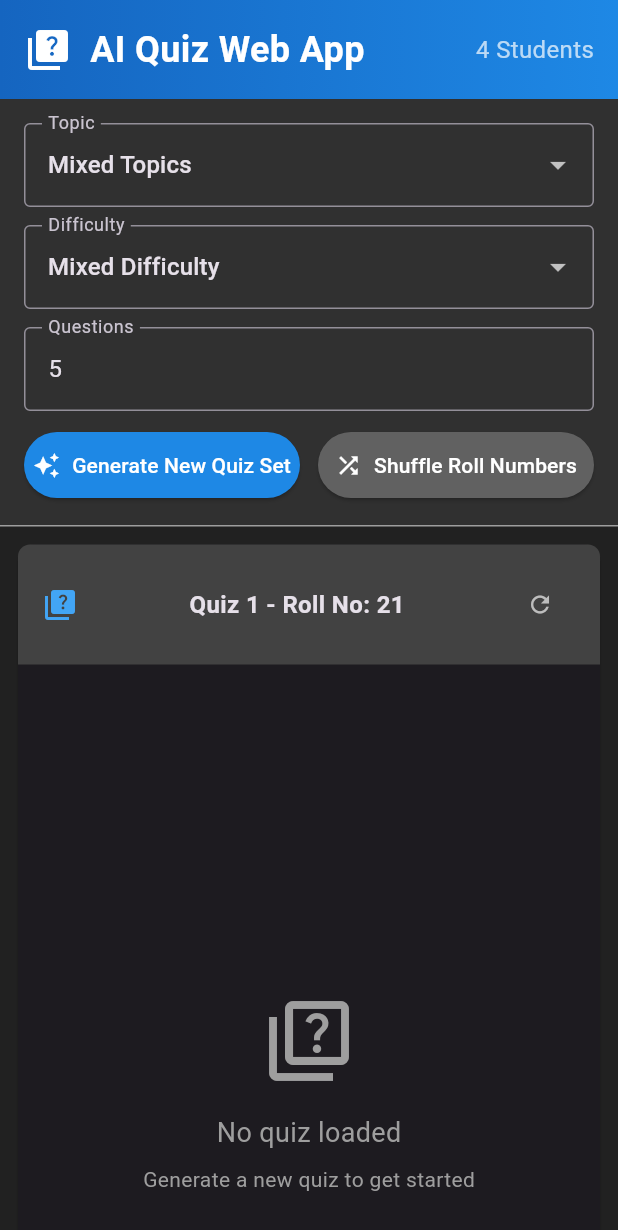
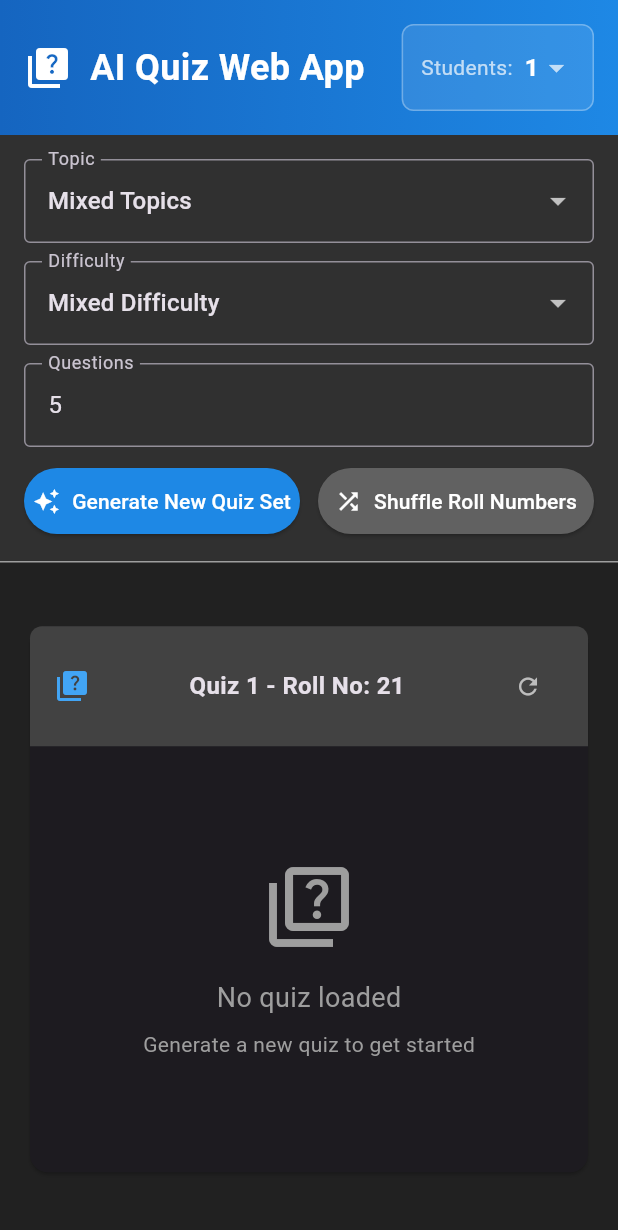
Before and after one commit to flutter-org20/flutter_quiz_web_ide, a Flutter app: the screen it shows after launch, after a tap on "Shuffle Roll Numbers", on a phone screen of 412 x 824 dp. Shown: the top 1230 px of the screen. Run offline on Flutter 3.47's test engine with Material 3 defaults, Android fonts, the phone set to English and light mode, and no system bars; our stand-ins replace shared_preferences; missing offline and left inert: dart:html, dart:js_interop.

Commit message:
Dynamic Number of Students (1-4) functionality added

```diff
--- a/lib/quiz_screen.dart
+++ b/lib/quiz_screen.dart
@@ -19,7 +19,7 @@ class _QuizScreenState extends State<QuizScreen> {
   final Map<int, bool> _isGeneratingQuiz = {};
 
   // Student management
-  int numberOfStudents = 4;
+  int numberOfStudents = 1; // Default to 1 student
   final Map<int, int> _rollNumbers = {};
   final Set<int> _usedRollNumbers = {};
   final math.Random _random = math.Random();
@@ -41,10 +41,23 @@ class _QuizScreenState extends State<QuizScreen> {
   }
 
   void _assignRollNumbers() {
+    // Preserve existing roll numbers if they exist
+    final existingRollNumbers = Map<int, int>.from(_rollNumbers);
+
     _rollNumbers.clear();
     _usedRollNumbers.clear();
 
+    // First, restore existing roll numbers for students that still exist
     for (int i = 1; i <= numberOfStudents; i++) {
+      if (existingRollNumbers.containsKey(i)) {
+        _rollNumbers[i] = existingRollNumbers[i]!;
+        _usedRollNumbers.add(existingRollNumbers[i]!);
+      }
+    }
+
+    // Then assign new roll numbers for any missing students
+    for (int i = 1; i <= numberOfStudents; i++) {
+      if (!_rollNumbers.containsKey(i)) {
         int rollNumber;
         do {
           rollNumber = _random.nextInt(40) + 1; // 1-40
@@ -52,6 +65,7 @@ class _QuizScreenState extends State<QuizScreen> {
 
         _rollNumbers[i] = rollNumber;
         _usedRollNumbers.add(rollNumber);
+      }
     }
   }
 
@@ -74,6 +88,31 @@ class _QuizScreenState extends State<QuizScreen> {
       // Update the roll number
       _rollNumbers[studentNumber] = newRollNumber;
       _usedRollNumbers.add(newRollNumber);
+    });
+  }
+
+  void _updateStudentCount(int newCount) {
+    setState(() {
+      final oldCount = numberOfStudents;
+      numberOfStudents = newCount;
+
+      // If increasing student count, add new students
+      if (newCount > oldCount) {
+        for (int i = oldCount + 1; i <= newCount; i++) {
+          _quizzes[i] = null;
+          _isGeneratingQuiz[i] = false;
+        }
+        _assignRollNumbers(); // Reassign to include new students
+      }
+      // If decreasing student count, clean up removed students
+      else if (newCount < oldCount) {
+        for (int i = newCount + 1; i <= oldCount; i++) {
+          _usedRollNumbers.remove(_rollNumbers[i]);
+          _rollNumbers.remove(i);
+          _quizzes.remove(i);
+          _isGeneratingQuiz.remove(i);
+        }
+      }
     });
   }
 
@@ -176,9 +215,52 @@ class _QuizScreenState extends State<QuizScreen> {
             ),
           ),
           const Spacer(),
-          Text(
-            '$numberOfStudents Students',
-            style: const TextStyle(color: Colors.white70, fontSize: 16),
+          // Student count selector
+          Container(
+            padding: const EdgeInsets.symmetric(horizontal: 12, vertical: 4),
+            decoration: BoxDecoration(
+              color: Colors.white.withOpacity(0.1),
+              borderRadius: BorderRadius.circular(8),
+              border: Border.all(color: Colors.white.withOpacity(0.3)),
+            ),
+            child: Row(
+              mainAxisSize: MainAxisSize.min,
+              children: [
+                const Text(
+                  'Students:',
+                  style: TextStyle(color: Colors.white70, fontSize: 14),
+                ),
+                const SizedBox(width: 8),
+                DropdownButton<int>(
+                  value: numberOfStudents,
+                  dropdownColor: Colors.grey[800],
+                  style: const TextStyle(color: Colors.white, fontSize: 16),
+                  underline: Container(),
+                  icon: const Icon(
+                    Icons.arrow_drop_down,
+                    color: Colors.white70,
+                  ),
+                  items:
+                      [1, 2, 3, 4].map((count) {
+                        return DropdownMenuItem<int>(
+                          value: count,
+                          child: Text(
+                            '$count',
+                            style: const TextStyle(
+                              color: Colors.white,
+                              fontWeight: FontWeight.bold,
+                            ),
+                          ),
+                        );
+                      }).toList(),
+                  onChanged: (value) {
+                    if (value != null) {
+                      _updateStudentCount(value);
+                    }
+                  },
+                ),
+              ],
+            ),
           ),
         ],
       ),
@@ -359,17 +441,42 @@ class _QuizScreenState extends State<QuizScreen> {
   Widget _buildQuizGrid() {
     return LayoutBuilder(
       builder: (context, constraints) {
-        // More responsive breakpoints
+        // Handle single student case with centered layout
+        if (numberOfStudents == 1) {
+          return AnimatedSwitcher(
+            duration: const Duration(milliseconds: 300),
+            child: Center(
+              key: ValueKey('single-student'),
+              child: Container(
+                constraints: BoxConstraints(
+                  maxWidth: 600,
+                  maxHeight: constraints.maxHeight * 0.9,
+                ),
+                padding: const EdgeInsets.all(16.0),
+                child: QuizPanel(
+                  rollNumber: _rollNumbers[1]!,
+                  panelNumber: 1,
+                  quiz: _quizzes[1],
+                  onQuizUpdated: (quiz) => _onQuizUpdated(1, quiz),
+                  isLoading: _isGeneratingQuiz[1] ?? false,
+                  onRollNumberRefresh: () => _refreshRollNumber(1),
+                ),
+              ),
+            ),
+          );
+        }
+
+        // Multiple students grid layout
         int crossAxisCount;
         double aspectRatio;
 
         if (constraints.maxWidth > 1400) {
           // Large desktop screens
-          crossAxisCount = 4;
+          crossAxisCount = numberOfStudents == 4 ? 4 : numberOfStudents;
           aspectRatio = 0.85;
         } else if (constraints.maxWidth > 1000) {
           // Medium desktop screens
-          crossAxisCount = 4;
+          crossAxisCount = numberOfStudents == 4 ? 4 : numberOfStudents;
           aspectRatio = 0.75;
         } else if (constraints.maxWidth > 700) {
           // Tablet landscape
@@ -385,7 +492,18 @@ class _QuizScreenState extends State<QuizScreen> {
           aspectRatio = 0.6;
         }
 
-        return GridView.builder(
+        return AnimatedSwitcher(
+          duration: const Duration(milliseconds: 400),
+          switchInCurve: Curves.easeInOut,
+          switchOutCurve: Curves.easeInOut,
+          transitionBuilder: (Widget child, Animation<double> animation) {
+            return FadeTransition(
+              opacity: animation,
+              child: ScaleTransition(scale: animation, child: child),
+            );
+          },
+          child: GridView.builder(
+            key: ValueKey('grid-$numberOfStudents'),
             padding: const EdgeInsets.all(8.0),
             gridDelegate: SliverGridDelegateWithFixedCrossAxisCount(
               crossAxisCount: crossAxisCount,
@@ -396,15 +514,20 @@ class _QuizScreenState extends State<QuizScreen> {
             itemCount: numberOfStudents,
             itemBuilder: (context, index) {
               final studentNumber = index + 1;
-            return QuizPanel(
+              return AnimatedContainer(
+                duration: const Duration(milliseconds: 300),
+                curve: Curves.easeInOut,
+                child: QuizPanel(
                   rollNumber: _rollNumbers[studentNumber]!,
                   panelNumber: studentNumber,
                   quiz: _quizzes[studentNumber],
                   onQuizUpdated: (quiz) => _onQuizUpdated(studentNumber, quiz),
                   isLoading: _isGeneratingQuiz[studentNumber] ?? false,
                   onRollNumberRefresh: () => _refreshRollNumber(studentNumber),
+                ),
               );
             },
+          ),
         );
       },
     );
```
Lines whose indentation alone changed are shown as unchanged.
